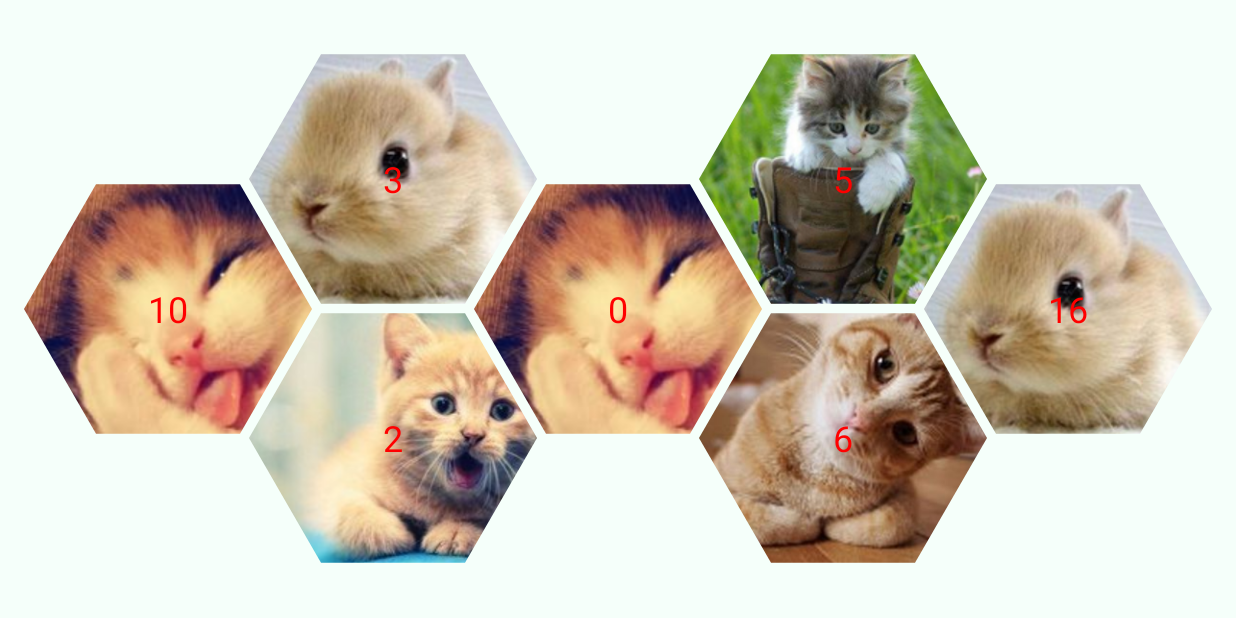
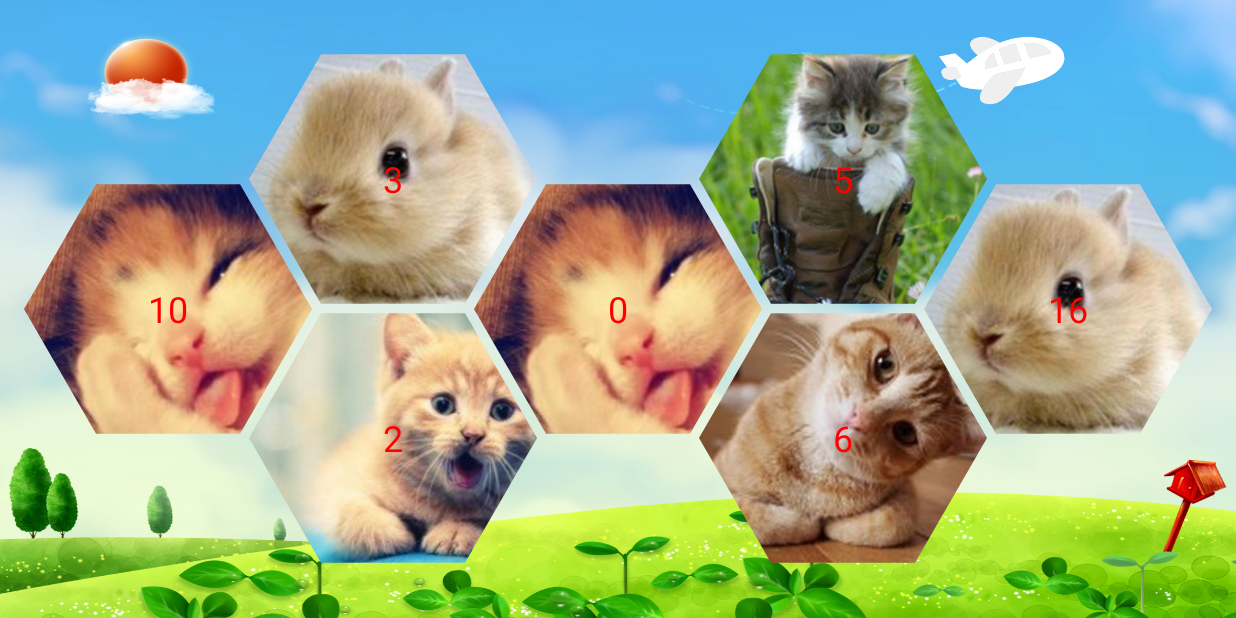
Before and after one commit to shopping988/HiveLayoutManager, an Android app: the screen it shows after launch (MainActivity), on a phone screen of 824 x 412 dp (held sideways). Run offline under Robolectric (Android 15) with nearby library versions, the phone set to English and light mode, and no system bars.

Commit message:
更新示意图

```diff
--- a/app/src/main/res/layout/activity_main.xml
+++ b/app/src/main/res/layout/activity_main.xml
@@ -3,7 +3,7 @@
     xmlns:android="http://schemas.android.com/apk/res/android"
     android:layout_width="match_parent"
     android:layout_height="match_parent"
-    android:background="@color/mint_cream"
+    android:background="@drawable/default_wallpaper"
     >
 
     <!--<LinearLayout
@@ -49,8 +49,7 @@
     <FrameLayout
         android:id="@+id/time_layout"
         android:layout_width="wrap_content"
-        android:layout_height="wrap_content"
-        android:background="@color/colorPrimary"></FrameLayout>
+        android:layout_height="wrap_content"></FrameLayout>
 
     <FrameLayout
         android:id="@+id/date_layout"
```
Also changed, not shown: app/src/main/res/drawable-nodpi/default_wallpaper.jpg (added), 2 other files.
